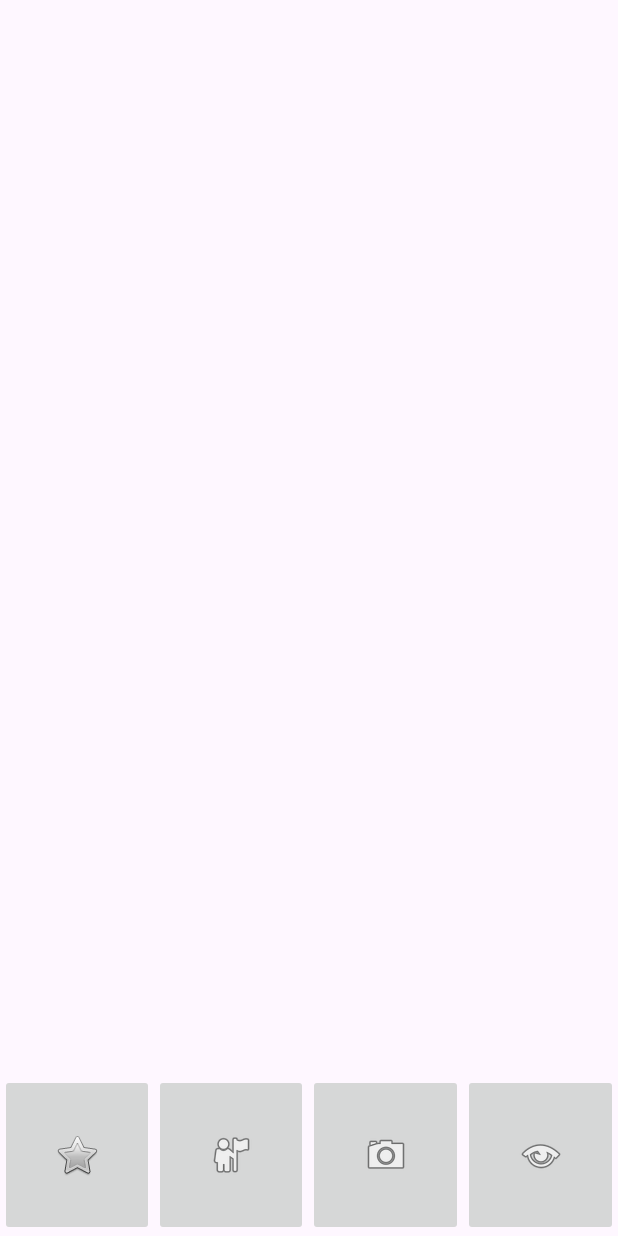
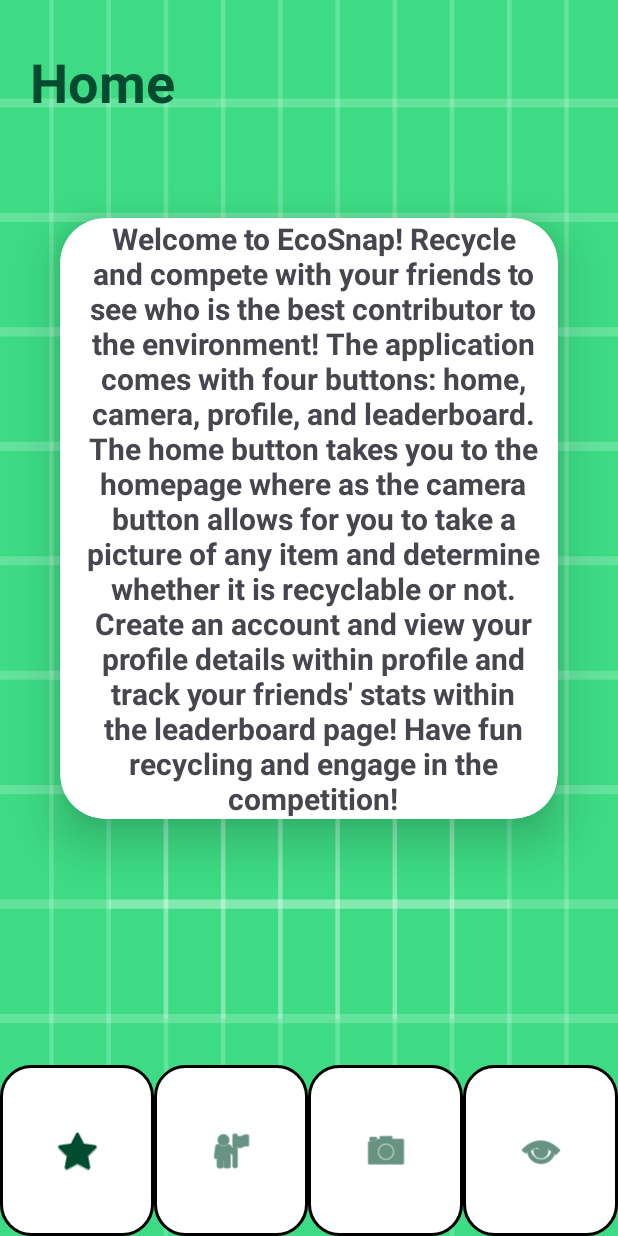
Before and after one commit to iamrb1/EcoSnap, an Android app: the screen it shows after launch (Home), on a phone screen of 412 x 824 dp. Run offline under Robolectric (Android 15) with nearby library versions, the phone set to English and light mode, and no system bars.

Commit message:
Home page reconstruction

```diff
--- /dev/null
+++ b/app/src/main/res/drawable/circle.xml
@@ -0,0 +1,9 @@
+<?xml version="1.0" encoding="utf-8"?>
+<shape xmlns:android="http://schemas.android.com/apk/res/android"
+    android:shape="rectangle">
+
+    <solid android:color="@color/white"/>
+    <size android:width="80dp" android:height="80dp"/>
+    <corners android:radius="20dp"/>
+    <stroke android:width="2dp" android:color="@color/black"/>
+</shape>
--- /dev/null
+++ b/app/src/main/res/drawable/design.xml
@@ -0,0 +1,10 @@
+<?xml version="1.0" encoding="utf-8"?>
+<shape xmlns:android="http://schemas.android.com/apk/res/android"
+    android:shape="rectangle">
+    <stroke
+        android:width="3dp"
+        android:color="@color/green"/>
+
+    <corners
+        android:radius="20dp"/>
+</shape>
--- a/app/src/main/res/layout/activity_home.xml
+++ b/app/src/main/res/layout/activity_home.xml
@@ -5,14 +5,58 @@
     android:id="@+id/main"
     android:layout_width="match_parent"
     android:layout_height="match_parent"
+    android:background="@drawable/ic_launcher_background"
     android:orientation="vertical"
     tools:context=".Home">
 
     <FrameLayout
         android:layout_width="match_parent"
         android:layout_height="0dp"
-        android:layout_weight="5">
+        android:layout_weight="0.2">
 
+    </FrameLayout>
+
+    <FrameLayout
+        android:layout_width="match_parent"
+        android:layout_height="0dp"
+        android:layout_weight="0.5">
+
+        <TextView
+            android:id="@+id/textView"
+            android:layout_width="match_parent"
+            android:layout_height="match_parent"
+            android:paddingStart="20dp"
+            android:paddingEnd="0dp"
+            android:text="@string/Home"
+            android:textColor="@color/dark_green"
+            android:textSize="36sp"
+            android:textStyle="bold" />
+    </FrameLayout>
+
+    <FrameLayout
+        android:layout_width="match_parent"
+        android:layout_height="0dp"
+        android:layout_weight="4">
+
+        <androidx.cardview.widget.CardView
+            android:layout_width="match_parent"
+            android:layout_height="wrap_content"
+            android:layout_margin="40dp"
+            android:background="@drawable/design"
+            app:cardCornerRadius="30dp"
+            app:cardElevation="20dp">
+
+            <TextView
+                android:id="@+id/textView2"
+                android:layout_width="match_parent"
+                android:layout_height="match_parent"
+                android:gravity="center"
+                android:paddingStart="16dp"
+                android:paddingEnd="10dp"
+                android:text="@string/HomeBody"
+                android:textSize="20sp"
+                android:textStyle="bold" />
+        </androidx.cardview.widget.CardView>
     </FrameLayout>
 
     <LinearLayout
@@ -26,36 +70,44 @@
             android:layout_width="wrap_content"
             android:layout_height="match_parent"
             android:layout_weight="1"
+            android:background="@drawable/circle"
             android:contentDescription="@string/homepage"
             android:onClick="onStartHome"
-            android:src="@android:drawable/btn_star" />
+            android:src="@android:drawable/btn_star"
+            app:tint="@color/dark_green" />
 
         <ImageButton
             android:id="@+id/Leaderboard"
             android:layout_width="wrap_content"
             android:layout_height="match_parent"
             android:layout_weight="1"
+            android:background="@drawable/circle"
             android:contentDescription="@string/map"
             android:onClick="onStartLeaderboard"
-            android:src="@android:drawable/ic_menu_myplaces" />
+            android:src="@android:drawable/ic_menu_myplaces"
+            app:tint="@color/dark_green" />
 
         <ImageButton
             android:id="@+id/Camera"
             android:layout_width="wrap_content"
             android:layout_height="match_parent"
             android:layout_weight="1"
+            android:background="@drawable/circle"
             android:contentDescription="@string/camera"
             android:onClick="onStartCamera"
-            android:src="@android:drawable/ic_menu_camera" />
+            android:src="@android:drawable/ic_menu_camera"
+            app:tint="@color/dark_green" />
 
         <ImageButton
             android:id="@+id/Profile"
             android:layout_width="wrap_content"
             android:layout_height="match_parent"
             android:layout_weight="1"
+            android:background="@drawable/circle"
             android:contentDescription="@string/profile"
             android:onClick="onStartProfile"
-            android:src="@android:drawable/ic_menu_view" />
+            android:src="@android:drawable/ic_menu_view"
+            app:tint="@color/dark_green" />
     </LinearLayout>
 
 </LinearLayout>
--- a/app/src/main/res/values/colors.xml
+++ b/app/src/main/res/values/colors.xml
@@ -2,4 +2,6 @@
 <resources>
     <color name="black">#FF000000</color>
     <color name="white">#FFFFFFFF</color>
+    <color name="green">#378F5B</color>
+    <color name="dark_green">#024b30</color>
 </resources>
--- a/app/src/main/res/values/strings.xml
+++ b/app/src/main/res/values/strings.xml
@@ -6,4 +6,6 @@
     <string name="camera">Camera</string>
     <string name="profile">Profile</string>
     <string name="leaderboard">Leaderboard</string>
+    <string name="Home">Home</string>
+    <string name="HomeBody">Welcome to EcoSnap! Recycle and compete with your friends to see who is the best contributor to the environment! The application comes with four buttons: home, camera, profile, and leaderboard. The home button takes you to the homepage where as the camera button allows for you to take a picture of any item and determine whether it is recyclable or not. Create an account and view your profile details within profile and track your friends\' stats within the leaderboard page! Have fun recycling and engage in the competition!</string>
 </resources>
```
